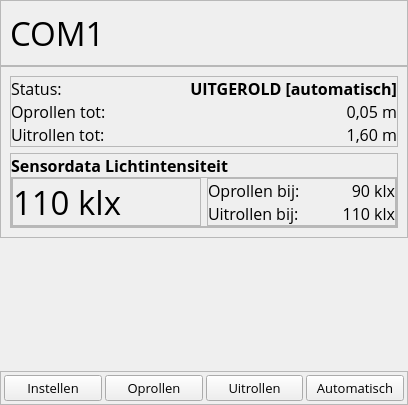
Qt form centrale/widget.ui (elwint/-rolluik-domotica) before a commit.
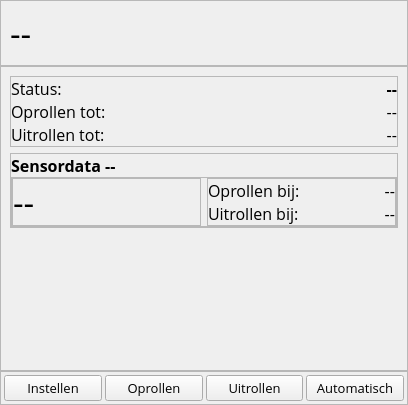
The same form after that commit.

Commit message: Added button handlers; Added instellen GUI; Finished widget data updater; Added status check; Added get limits command; Use QTimer instead of threads; Fixed new widget bug

Diff of the .ui file:
```diff
--- a/centrale/widget.ui
+++ b/centrale/widget.ui
@@ -16,6 +16,18 @@
     <verstretch>0</verstretch>
    </sizepolicy>
   </property>
+  <property name="minimumSize">
+   <size>
+    <width>408</width>
+    <height>405</height>
+   </size>
+  </property>
+  <property name="maximumSize">
+   <size>
+    <width>408</width>
+    <height>405</height>
+   </size>
+  </property>
   <property name="font">
    <font>
     <family>Open Sans</family>
@@ -62,7 +74,7 @@
          </font>
         </property>
         <property name="text">
-         <string>COM1</string>
+         <string>--</string>
         </property>
        </widget>
       </item>
@@ -128,7 +140,7 @@
             </font>
            </property>
            <property name="text">
-            <string>UITGEROLD [automatisch]</string>
+            <string>--</string>
            </property>
            <property name="alignment">
             <set>Qt::AlignRight|Qt::AlignTrailing|Qt::AlignVCenter</set>
@@ -145,7 +157,7 @@
          <item row="1" column="1">
           <widget class="QLabel" name="lblOprollen">
            <property name="text">
-            <string>0,05 m</string>
+            <string>--</string>
            </property>
            <property name="alignment">
             <set>Qt::AlignRight|Qt::AlignTrailing|Qt::AlignVCenter</set>
@@ -162,7 +174,7 @@
          <item row="2" column="1">
           <widget class="QLabel" name="lblUitrollen">
            <property name="text">
-            <string>1,60 m</string>
+            <string>--</string>
            </property>
            <property name="alignment">
             <set>Qt::AlignRight|Qt::AlignTrailing|Qt::AlignVCenter</set>
@@ -225,7 +237,7 @@
                   </font>
                  </property>
                  <property name="text">
-                  <string>110 klx</string>
+                  <string>--</string>
                  </property>
                 </widget>
                </item>
@@ -264,7 +276,7 @@
                <item row="1" column="1">
                 <widget class="QLabel" name="lblSensorUitrollen">
                  <property name="text">
-                  <string>110 klx</string>
+                  <string>--</string>
                  </property>
                  <property name="alignment">
                   <set>Qt::AlignRight|Qt::AlignTrailing|Qt::AlignVCenter</set>
@@ -277,7 +289,7 @@
                   <enum>Qt::LeftToRight</enum>
                  </property>
                  <property name="text">
-                  <string>90 klx</string>
+                  <string>--</string>
                  </property>
                  <property name="alignment">
                   <set>Qt::AlignRight|Qt::AlignTrailing|Qt::AlignVCenter</set>
@@ -299,20 +311,14 @@
             </font>
            </property>
            <property name="text">
-            <string>Sensordata Lichtintensiteit</string>
+            <string>Sensordata --</string>
            </property>
           </widget>
          </item>
         </layout>
        </widget>
       </item>
-     </layout>
-     <zorder>frmTitle</zorder>
-     <zorder>frmBasic</zorder>
-     <zorder>frmSensor</zorder>
-    </widget>
-   </item>
-   <item>
+      <item row="2" column="0">
     <spacer name="verticalSpacer">
      <property name="orientation">
       <enum>Qt::Vertical</enum>
@@ -324,6 +330,9 @@
       </size>
      </property>
     </spacer>
+      </item>
+     </layout>
+    </widget>
    </item>
    <item>
     <widget class="QFrame" name="frmButtons">
```
Lines whose indentation alone changed are shown as unchanged. The commit also changes 4 other files.
